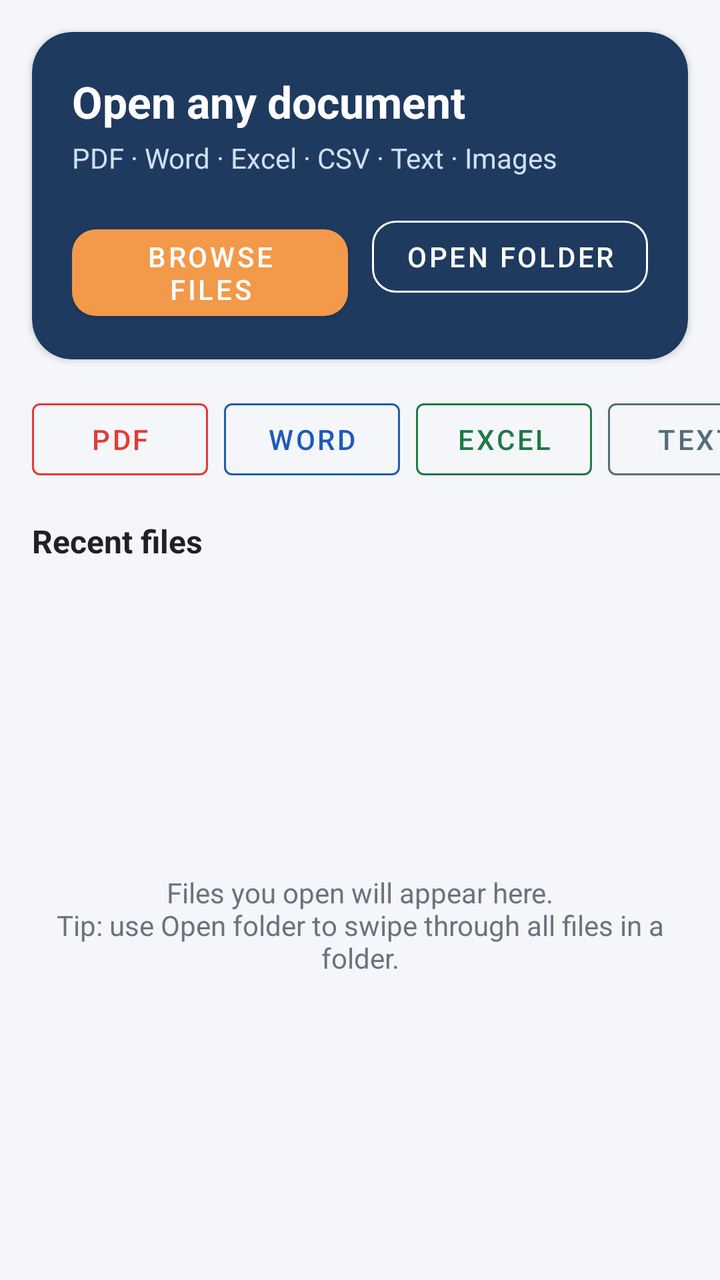
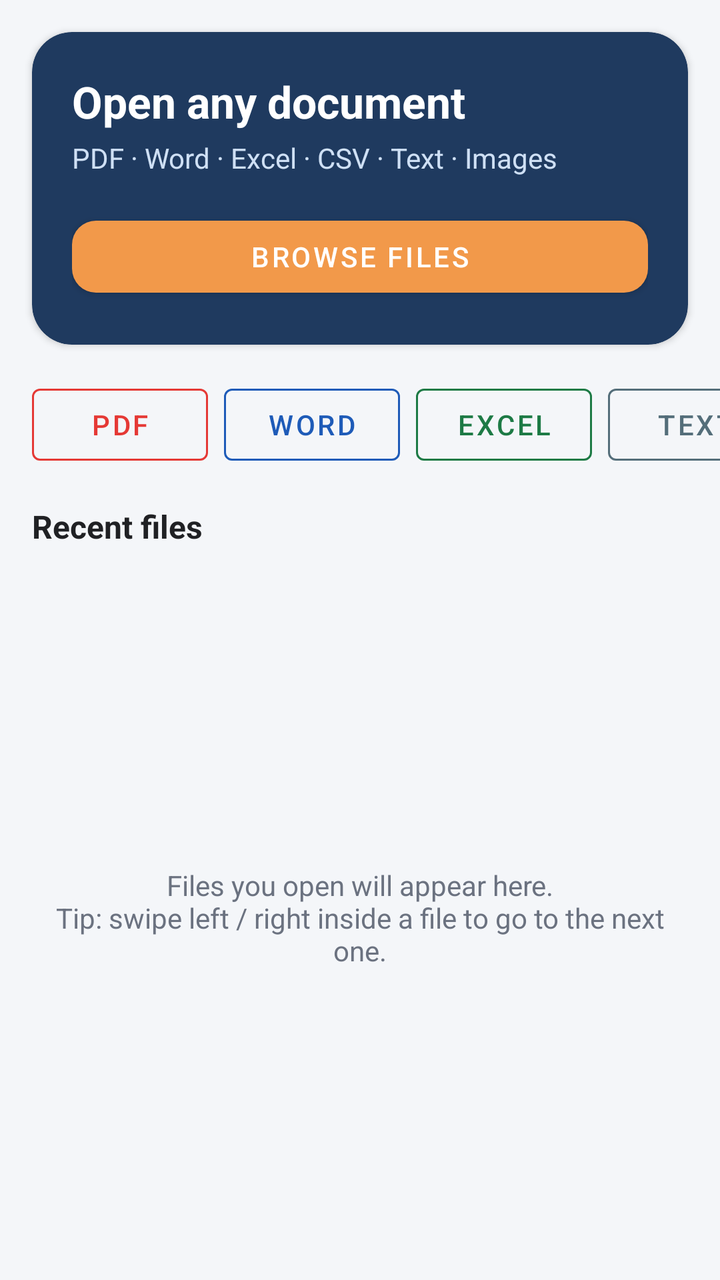

Compare the two renders of this Android layout. The source of the first and the diff that turns it into the second are given below.
<!-- AndroidManifest.xml: application theme Theme.SahaReader -->
<!-- res/layout/activity_main.xml -->
<?xml version="1.0" encoding="utf-8"?>
<LinearLayout xmlns:android="http://schemas.android.com/apk/res/android"
    xmlns:app="http://schemas.android.com/apk/res-auto"
    android:layout_width="match_parent"
    android:layout_height="match_parent"
    android:background="@color/bg"
    android:orientation="vertical">

    <com.google.android.material.card.MaterialCardView
        android:layout_width="match_parent"
        android:layout_height="wrap_content"
        android:layout_margin="16dp"
        app:cardBackgroundColor="@color/primary"
        app:cardCornerRadius="20dp"
        app:cardElevation="2dp">

        <LinearLayout
            android:layout_width="match_parent"
            android:layout_height="wrap_content"
            android:orientation="vertical"
            android:padding="20dp">

            <TextView
                android:layout_width="wrap_content"
                android:layout_height="wrap_content"
                android:text="Open any document"
                android:textColor="#FFFFFF"
                android:textSize="22sp"
                android:textStyle="bold" />

            <TextView
                android:layout_width="wrap_content"
                android:layout_height="wrap_content"
                android:layout_marginTop="4dp"
                android:text="PDF · Word · Excel · CSV · Text · Images"
                android:textColor="#CFE0F5"
                android:textSize="14sp" />

            <LinearLayout
                android:layout_width="match_parent"
                android:layout_height="wrap_content"
                android:layout_marginTop="16dp"
                android:orientation="horizontal">

                <com.google.android.material.button.MaterialButton
                    android:id="@+id/btnOpen"
                    android:layout_width="0dp"
                    android:layout_height="wrap_content"
                    android:layout_marginEnd="6dp"
                    android:layout_weight="1"
                    android:text="Browse files"
                    android:textColor="#FFFFFF"
                    app:backgroundTint="@color/accent"
                    app:cornerRadius="12dp" />

                <com.google.android.material.button.MaterialButton
                    android:id="@+id/btnFolder"
                    style="@style/Widget.MaterialComponents.Button.OutlinedButton"
                    android:layout_width="0dp"
                    android:layout_height="wrap_content"
                    android:layout_marginStart="6dp"
                    android:layout_weight="1"
                    android:text="Open folder"
                    android:textColor="#FFFFFF"
                    app:cornerRadius="12dp"
                    app:strokeColor="#FFFFFF" />
            </LinearLayout>

            <TextView
                android:id="@+id/btnLastFolder"
                android:layout_width="match_parent"
                android:layout_height="wrap_content"
                android:layout_marginTop="10dp"
                android:background="?attr/selectableItemBackground"
                android:ellipsize="middle"
                android:maxLines="1"
                android:paddingVertical="6dp"
                android:textColor="#FFD7B0"
                android:textSize="14sp"
                android:visibility="gone" />
        </LinearLayout>
    </com.google.android.material.card.MaterialCardView>

    <HorizontalScrollView
        android:layout_width="match_parent"
        android:layout_height="wrap_content"
        android:clipToPadding="false"
        android:paddingStart="12dp"
        android:paddingEnd="12dp"
        android:scrollbars="none">

        <LinearLayout
            android:layout_width="wrap_content"
            android:layout_height="wrap_content"
            android:orientation="horizontal">

            <com.google.android.material.button.MaterialButton
                android:id="@+id/btnPdf"
                style="@style/Widget.MaterialComponents.Button.OutlinedButton"
                android:layout_width="wrap_content"
                android:layout_height="wrap_content"
                android:layout_marginHorizontal="4dp"
                android:text="PDF"
                android:textColor="@color/pdf"
                app:strokeColor="@color/pdf" />

            <com.google.android.material.button.MaterialButton
                android:id="@+id/btnWord"
                style="@style/Widget.MaterialComponents.Button.OutlinedButton"
                android:layout_width="wrap_content"
                android:layout_height="wrap_content"
                android:layout_marginHorizontal="4dp"
                android:text="Word"
                android:textColor="@color/word"
                app:strokeColor="@color/word" />

            <com.google.android.material.button.MaterialButton
                android:id="@+id/btnExcel"
                style="@style/Widget.MaterialComponents.Button.OutlinedButton"
                android:layout_width="wrap_content"
                android:layout_height="wrap_content"
                android:layout_marginHorizontal="4dp"
                android:text="Excel"
                android:textColor="@color/excel"
                app:strokeColor="@color/excel" />

            <com.google.android.material.button.MaterialButton
                android:id="@+id/btnText"
                style="@style/Widget.MaterialComponents.Button.OutlinedButton"
                android:layout_width="wrap_content"
                android:layout_height="wrap_content"
                android:layout_marginHorizontal="4dp"
                android:text="Text"
                android:textColor="@color/text"
                app:strokeColor="@color/text" />

            <com.google.android.material.button.MaterialButton
                android:id="@+id/btnImage"
                style="@style/Widget.MaterialComponents.Button.OutlinedButton"
                android:layout_width="wrap_content"
                android:layout_height="wrap_content"
                android:layout_marginHorizontal="4dp"
                android:text="Image"
                android:textColor="@color/image"
                app:strokeColor="@color/image" />
        </LinearLayout>
    </HorizontalScrollView>

    <TextView
        android:layout_width="wrap_content"
        android:layout_height="wrap_content"
        android:paddingStart="16dp"
        android:paddingTop="16dp"
        android:paddingEnd="16dp"
        android:paddingBottom="4dp"
        android:text="Recent files"
        android:textColor="#202124"
        android:textSize="16sp"
        android:textStyle="bold" />

    <FrameLayout
        android:layout_width="match_parent"
        android:layout_height="0dp"
        android:layout_weight="1">

        <androidx.recyclerview.widget.RecyclerView
            android:id="@+id/recentList"
            android:layout_width="match_parent"
            android:layout_height="match_parent" />

        <TextView
            android:id="@+id/emptyText"
            android:layout_width="match_parent"
            android:layout_height="match_parent"
            android:gravity="center"
            android:padding="24dp"
            android:text="Files you open will appear here.\nTip: use Open folder to swipe through all files in a folder."
            android:textColor="#6B7280" />
    </FrameLayout>
</LinearLayout>
<!-- resources referenced by this layout -->
<resources>
  <color name="accent">#F2994A</color>
  <color name="bg">#F4F6F9</color>
  <color name="excel">#1D7A45</color>
  <color name="image">#8E24AA</color>
  <color name="pdf">#E53935</color>
  <color name="primary">#1F3A5F</color>
  <color name="text">#546E7A</color>
  <color name="word">#1E5BB8</color>
  <style name="Theme.SahaReader" parent="Theme.MaterialComponents.Light.DarkActionBar">
          <item name="colorPrimary">@color/primary</item>
          <item name="colorPrimaryVariant">@color/primary_dark</item>
          <item name="colorOnPrimary">@android:color/white</item>
          <item name="colorSecondary">@color/accent</item>
          <item name="colorOnSecondary">@android:color/white</item>
          <item name="android:windowBackground">@color/bg</item>
      </style>
  <color name="primary_dark">#152A45</color>
</resources>

<!-- the commit's change to res/layout/activity_main.xml (unified diff, before → after) -->
@@ -36,45 +36,24 @@
                 android:textColor="#CFE0F5"
                 android:textSize="14sp" />
 
-            <LinearLayout
+            <com.google.android.material.button.MaterialButton
+                android:id="@+id/btnOpen"
                 android:layout_width="match_parent"
                 android:layout_height="wrap_content"
                 android:layout_marginTop="16dp"
-                android:orientation="horizontal">
-
-                <com.google.android.material.button.MaterialButton
-                    android:id="@+id/btnOpen"
-                    android:layout_width="0dp"
-                    android:layout_height="wrap_content"
-                    android:layout_marginEnd="6dp"
-                    android:layout_weight="1"
-                    android:text="Browse files"
-                    android:textColor="#FFFFFF"
-                    app:backgroundTint="@color/accent"
-                    app:cornerRadius="12dp" />
-
-                <com.google.android.material.button.MaterialButton
-                    android:id="@+id/btnFolder"
-                    style="@style/Widget.MaterialComponents.Button.OutlinedButton"
-                    android:layout_width="0dp"
-                    android:layout_height="wrap_content"
-                    android:layout_marginStart="6dp"
-                    android:layout_weight="1"
-                    android:text="Open folder"
-                    android:textColor="#FFFFFF"
-                    app:cornerRadius="12dp"
-                    app:strokeColor="#FFFFFF" />
-            </LinearLayout>
+                android:text="Browse files"
+                android:textColor="#FFFFFF"
+                app:backgroundTint="@color/accent"
+                app:cornerRadius="12dp" />
 
             <TextView
-                android:id="@+id/btnLastFolder"
+                android:id="@+id/btnAllowSwipe"
                 android:layout_width="match_parent"
                 android:layout_height="wrap_content"
                 android:layout_marginTop="10dp"
                 android:background="?attr/selectableItemBackground"
-                android:ellipsize="middle"
-                android:maxLines="1"
                 android:paddingVertical="6dp"
+                android:text="Tap to allow swiping between files in a folder  →"
                 android:textColor="#FFD7B0"
                 android:textSize="14sp"
                 android:visibility="gone" />
@@ -174,7 +153,7 @@
             android:layout_height="match_parent"
             android:gravity="center"
             android:padding="24dp"
-            android:text="Files you open will appear here.\nTip: use Open folder to swipe through all files in a folder."
+            android:text="Files you open will appear here.\nTip: swipe left / right inside a file to go to the next one."
             android:textColor="#6B7280" />
     </FrameLayout>
 </LinearLayout>
